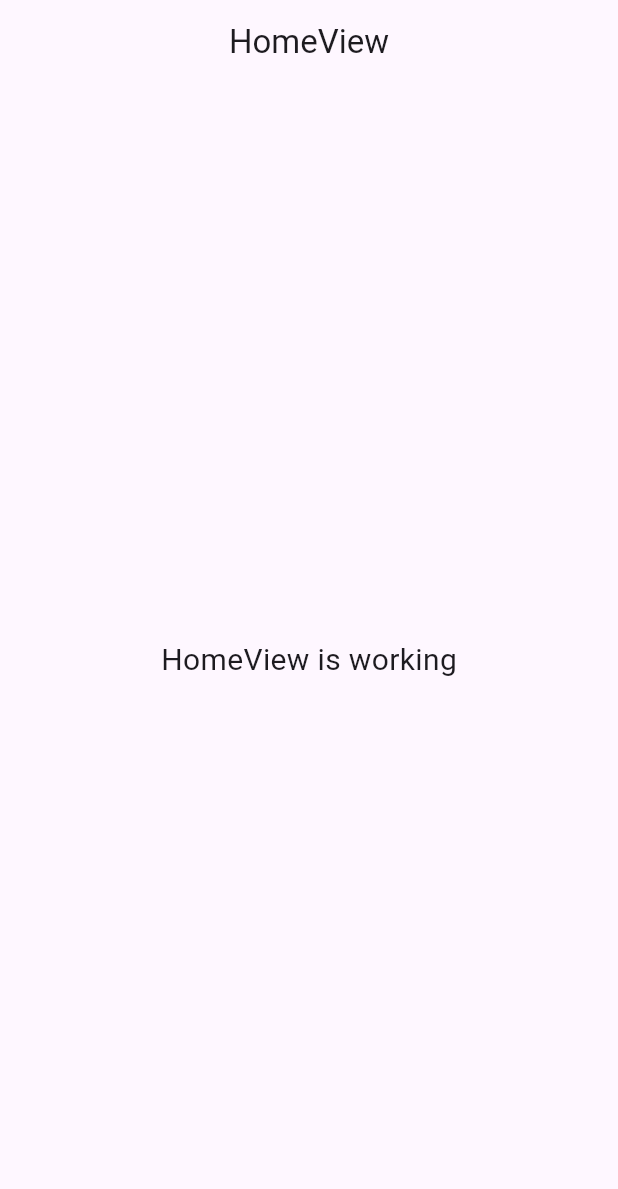
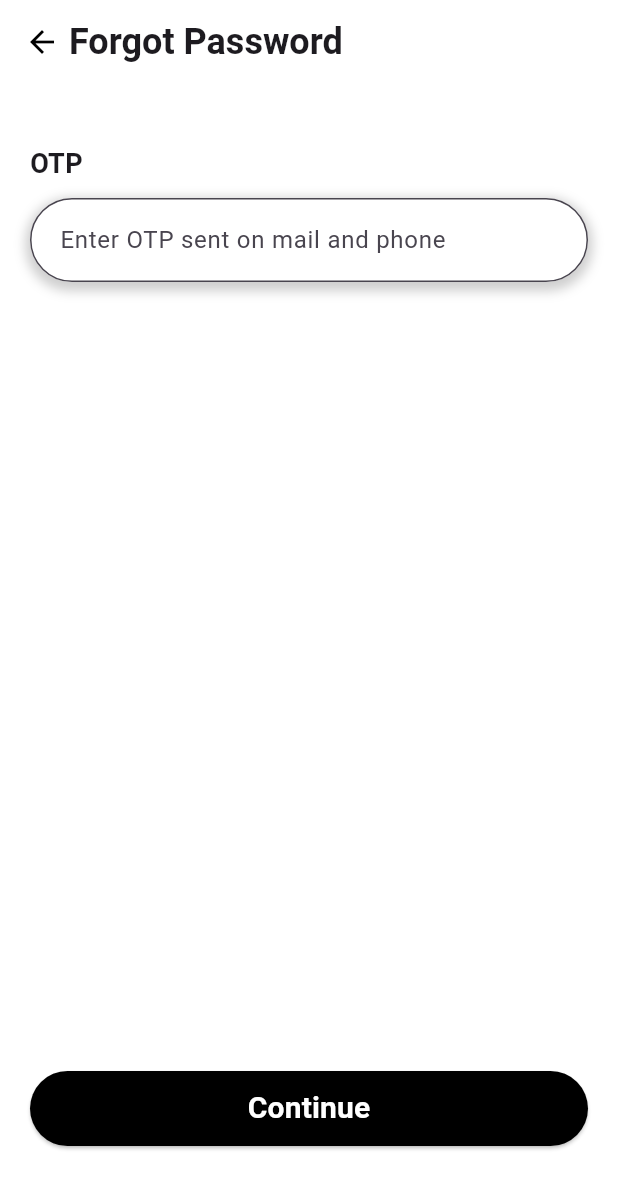
Before and after one commit to team-envision/HereForYouApp, a Flutter app: the screen it shows after launch, on a phone screen of 412 x 824 dp. Shown: the top 1189 px of the screen. Run offline on Flutter 3.47's test engine with Material 3 defaults, Android fonts, the phone set to English and light mode, and no system bars; our stand-ins replace get.

Commit message:
forgot_password_view

```diff
--- a/lib/app/modules/home/controllers/home_controller.dart
+++ b/lib/app/modules/home/controllers/home_controller.dart
@@ -1,3 +1,5 @@
+
+
 import 'package:get/get.dart';
 
 class HomeController extends GetxController {
--- /dev/null
+++ b/lib/app/modules/password_view/controllers/password_view_controller.dart
@@ -0,0 +1,28 @@
+import 'package:flutter/material.dart';
+import 'package:get/get.dart';
+
+class PasswordViewController extends GetxController {
+  TextEditingController otpController = TextEditingController();
+  TextEditingController newPasswordController = TextEditingController();
+  TextEditingController confirmPasswordController = TextEditingController();
+
+
+  void saveNewPassword() {
+    if (newPasswordController.text == confirmPasswordController.text &&
+        newPasswordController.text.isNotEmpty) {
+      Get.snackbar("Success", "Password changed successfully",
+          snackPosition: SnackPosition.BOTTOM);
+    } else {
+      Get.snackbar("Error", "Passwords do not match",
+          snackPosition: SnackPosition.TOP);
+    }
+  }
+
+  @override
+  void onClose() {
+    otpController.dispose();
+    newPasswordController.dispose();
+    confirmPasswordController.dispose();
+    super.onClose();
+  }
+}
--- /dev/null
+++ b/lib/app/modules/password_view/views/otp_view.dart
@@ -0,0 +1,95 @@
+import 'package:flutter/material.dart';
+import 'package:get/get.dart';
+import '../controllers/password_view_controller.dart';
+
+class OTPView extends GetView<PasswordViewController> {
+  const OTPView({super.key});
+
+  @override
+  Widget build(BuildContext context) {
+    final scaffoldBackgroundColor = Colors.white;
+
+    return Scaffold(
+      backgroundColor: scaffoldBackgroundColor,
+      appBar: AppBar(
+        titleSpacing: -10,
+        title: Text(
+          'Forgot Password',
+          style: TextStyle(
+            fontSize: 24,
+            fontWeight: FontWeight.bold,
+          ),
+        ),
+        backgroundColor: Colors.transparent,
+        leading: IconButton(
+          icon: Icon(Icons.arrow_back, color: Colors.black),
+          onPressed: () {
+            Get.back();
+          },
+        ),
+        centerTitle: false,
+      ),
+      body: Padding(
+        padding: const EdgeInsets.all(20.0),
+        child: Column(
+          crossAxisAlignment: CrossAxisAlignment.start,
+          children: [
+            SizedBox(height: 20),
+            Text(
+              'OTP',
+              style: TextStyle(fontSize: 18, fontWeight: FontWeight.bold),
+            ),
+            SizedBox(height: 10),
+            Container(
+              decoration: BoxDecoration(
+                color: scaffoldBackgroundColor,
+                borderRadius: BorderRadius.circular(30),
+                boxShadow: [
+                  BoxShadow(
+                    color: Colors.grey.withOpacity(0.5),
+                    spreadRadius: 3,
+                    blurRadius: 6,
+                    offset: Offset(0, 3),
+                  ),
+                ],
+              ),
+              child: TextField(
+                controller: controller.otpController,
+                decoration: InputDecoration(
+                  hintText: 'Enter OTP sent on mail and phone',
+                  border: OutlineInputBorder(
+                    borderRadius: BorderRadius.circular(30),
+                  ),
+                  contentPadding: EdgeInsets.all(16),
+                  filled: true,
+                  fillColor: scaffoldBackgroundColor,
+                ),
+              ),
+            ),
+            Spacer(),
+            Padding(
+              padding: const EdgeInsets.only(bottom: 40.0),
+              child: ElevatedButton(
+                onPressed: () {
+                  Get.toNamed('/changePassword');
+                },
+                child: Text(
+                  'Continue',
+                  style: TextStyle(
+                    fontWeight: FontWeight.bold,
+                    color: Colors.white,
+                    fontSize: 20,
+                  ),
+                ),
+                style: ElevatedButton.styleFrom(
+                  minimumSize: Size(double.infinity, 50),
+                  backgroundColor: Colors.black,
+                ),
+              ),
+            ),
+          ],
+        ),
+      ),
+    );
+  }
+}
--- a/lib/app/routes/app_pages.dart
+++ b/lib/app/routes/app_pages.dart
@@ -2,6 +2,8 @@ import 'package:get/get.dart';
 
 import '../modules/home/bindings/home_binding.dart';
 import '../modules/home/views/home_view.dart';
+import '../modules/password_view/bindings/password_view_binding.dart';
+import '../modules/password_view/views/password_view_view.dart';
 
 part 'app_routes.dart';
 
@@ -16,5 +18,10 @@ class AppPages {
       page: () => const HomeView(),
       binding: HomeBinding(),
     ),
+    GetPage(
+      name: _Paths.PASSWORD_VIEW,
+      page: () => const ChangePasswordView(),
+      binding: PasswordViewBinding(),
+    ),
   ];
 }
--- a/lib/app/routes/app_routes.dart
+++ b/lib/app/routes/app_routes.dart
@@ -4,9 +4,11 @@ part of 'app_pages.dart';
 abstract class Routes {
   Routes._();
   static const HOME = _Paths.HOME;
+  static const PASSWORD_VIEW = _Paths.PASSWORD_VIEW;
 }
 
 abstract class _Paths {
   _Paths._();
   static const HOME = '/home';
+  static const PASSWORD_VIEW = '/password-view';
 }
--- a/lib/main.dart
+++ b/lib/main.dart
@@ -1,15 +1,31 @@
 import 'package:flutter/material.dart';
-
 import 'package:get/get.dart';
-
-import 'app/routes/app_pages.dart';
+import 'app/modules/password_view/views/otp_view.dart';
+import 'app/modules/password_view/bindings/password_view_binding.dart';
+import 'app/modules/password_view/views/password_view_view.dart';
 
 void main() {
-  runApp(
-    GetMaterialApp(
-      title: "Application",
-      initialRoute: AppPages.INITIAL,
-      getPages: AppPages.routes,
-    ),
-  );
+  runApp(PasswordViewApp());
 }
+
+class PasswordViewApp extends StatelessWidget {
+  @override
+  Widget build(BuildContext context) {
+    return GetMaterialApp(
+      debugShowCheckedModeBanner: false,
+      initialRoute: '/otp',
+      getPages: [
+        GetPage(
+          name: '/otp',
+          page: () => OTPView(),
+          binding: PasswordViewBinding(),
+        ),
+        GetPage(
+          name: '/changePassword',
+          page: () => ChangePasswordView(),
+          binding: PasswordViewBinding(),
+        ),
+      ],
+    );
+  }
+}
--- a/pubspec.yaml
+++ b/pubspec.yaml
@@ -19,7 +19,7 @@ publish_to: 'none' # Remove this line if you wish to publish to pub.dev
 version: 1.0.0+1
 
 environment:
-  sdk: ^3.6.0-175.0.dev
+  sdk: '>=3.4.3 <4.0.0'
 
 # Dependencies specify other packages that your package needs in order to work.
 # To automatically upgrade your package dependencies to the latest versions
```
Also changed, not shown: lib/app/modules/password_view/bindings/password_view_binding.dart (added, +12 -0 lines), lib/app/modules/password_view/views/password_view_view.dart (added, +132 -0 lines), pubspec.lock, 1 other file.
